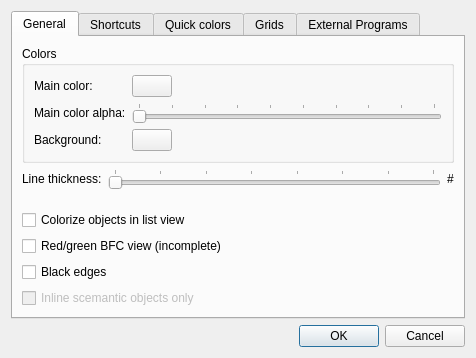
Above: src/ui/config.ui from crimsondusk/ldforge before the change. Below: the same form after it.
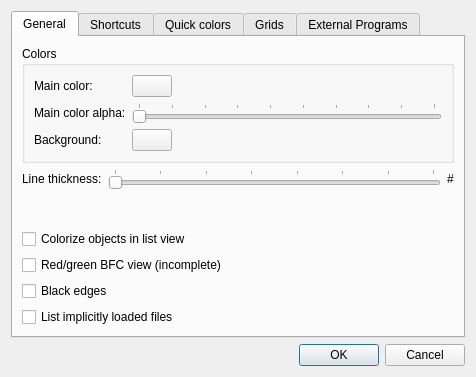
That is the form after the change. Icons and pictures are not drawn.

```diff
--- a/src/ui/config.ui
+++ b/src/ui/config.ui
@@ -7,7 +7,7 @@
     <x>0</x>
     <y>0</y>
     <width>476</width>
-    <height>358</height>
+    <height>377</height>
    </rect>
   </property>
   <property name="windowTitle">
@@ -220,15 +220,9 @@
         </widget>
        </item>
        <item>
-        <widget class="QCheckBox" name="scemanticInlining">
-         <property name="enabled">
-          <bool>false</bool>
-         </property>
-         <property name="whatsThis">
-          <string>When inserting objects through inlining, file inserting or through external programs, all non-schemantics (those without actual meaning in the part file like comments and such) are filtered out.</string>
-         </property>
+        <widget class="QCheckBox" name="implicitFiles">
          <property name="text">
-          <string>Inline scemantic objects only</string>
+          <string>List implicitly loaded files</string>
          </property>
         </widget>
        </item>
```
